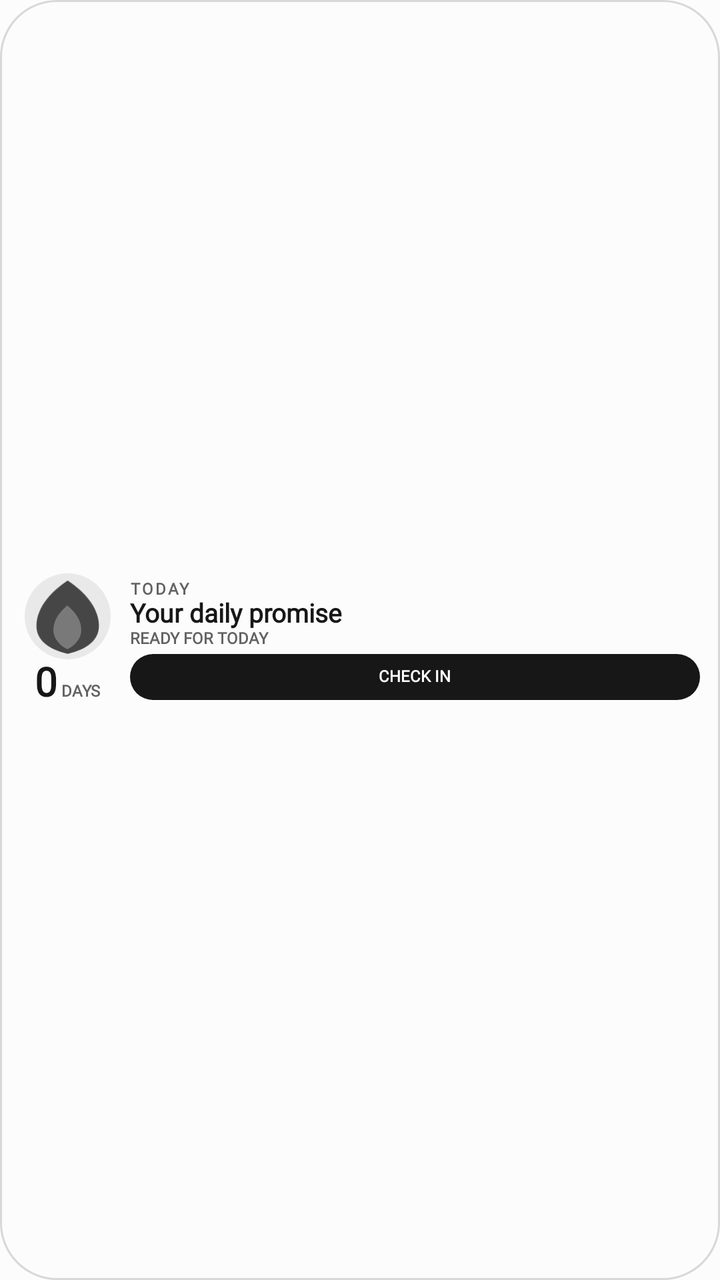
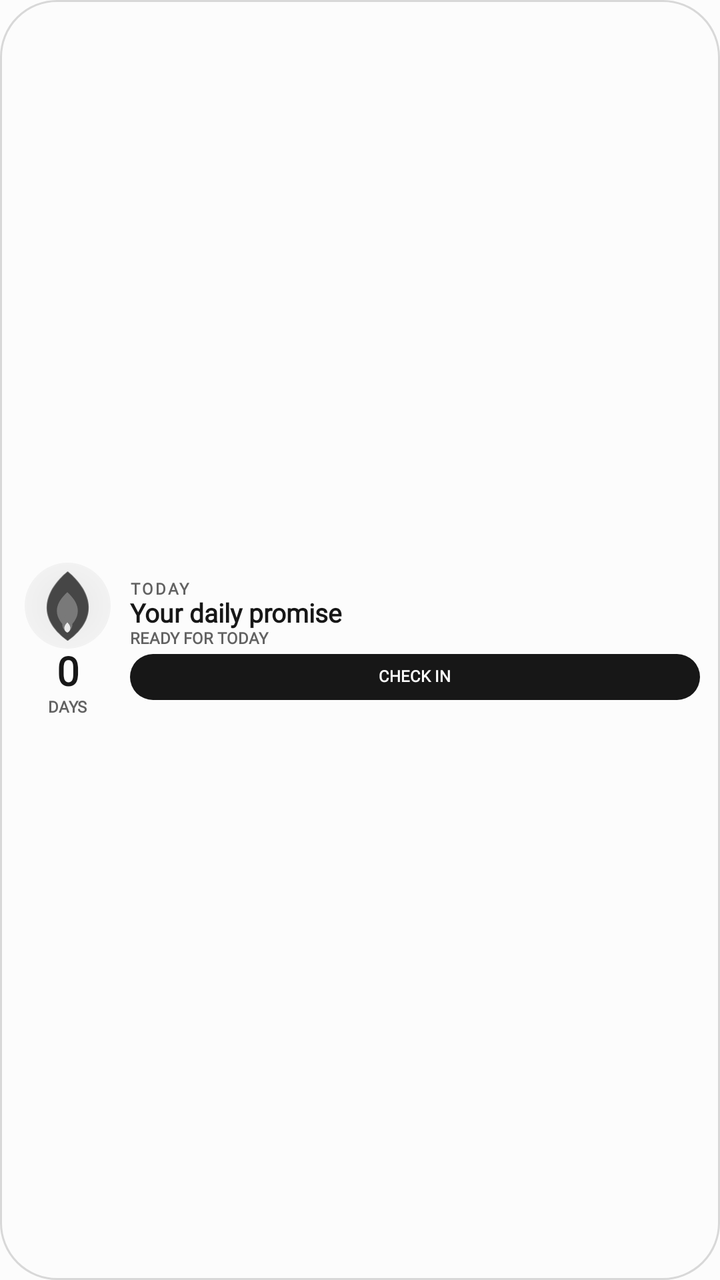

An Android layout rendered at two revisions. The XML below is the earlier revision; the diff shows what the commit changed to produce the second picture.
<!-- AndroidManifest.xml: application theme Theme.StreakWidget -->
<!-- res/layout/widget_layout_compact.xml -->
<?xml version="1.0" encoding="utf-8"?>
<FrameLayout xmlns:android="http://schemas.android.com/apk/res/android"
    android:id="@+id/widget_background"
    android:layout_width="match_parent"
    android:layout_height="match_parent"
    android:background="@drawable/widget_bg_shape"
    android:padding="10dp">

    <LinearLayout android:layout_width="match_parent" android:layout_height="match_parent" android:gravity="center_vertical" android:orientation="horizontal">
        <LinearLayout android:layout_width="48dp" android:layout_height="match_parent" android:gravity="center" android:orientation="vertical">
            <FrameLayout android:layout_width="43dp" android:layout_height="43dp">
                <ImageView android:id="@+id/widget_flame_glow" android:layout_width="43dp" android:layout_height="43dp" android:layout_gravity="center" android:contentDescription="@null" android:src="@drawable/widget_flame_glow" />
                <ImageView android:id="@+id/widget_flame_outer" android:layout_width="39dp" android:layout_height="39dp" android:layout_gravity="center" android:contentDescription="@null" android:src="@drawable/ic_widget_flame_outer" />
                <ImageView android:id="@+id/widget_flame_inner" android:layout_width="24dp" android:layout_height="24dp" android:layout_gravity="center_horizontal|bottom" android:layout_marginBottom="4dp" android:contentDescription="@null" android:src="@drawable/ic_widget_flame_inner" />
            </FrameLayout>
            <LinearLayout android:layout_width="wrap_content" android:layout_height="wrap_content" android:gravity="bottom" android:orientation="horizontal">
                <TextView android:id="@+id/widget_streak_count" style="@style/WidgetText" android:layout_width="wrap_content" android:layout_height="wrap_content" android:includeFontPadding="false" android:text="@string/widget_preview_count" android:textColor="@color/widget_text_primary" android:textSize="20sp" android:textStyle="bold" />
                <TextView android:id="@+id/widget_streak_label" style="@style/WidgetText" android:layout_width="wrap_content" android:layout_height="wrap_content" android:layout_marginStart="2dp" android:includeFontPadding="false" android:text="@string/widget_preview_days" android:textColor="@color/widget_text_muted" android:textSize="8sp" android:textStyle="bold" />
            </LinearLayout>
        </LinearLayout>

        <LinearLayout android:layout_width="0dp" android:layout_height="match_parent" android:layout_marginStart="7dp" android:layout_weight="1" android:gravity="center_vertical" android:orientation="vertical">
            <TextView android:id="@+id/widget_eyebrow" style="@style/WidgetText" android:layout_width="match_parent" android:layout_height="wrap_content" android:includeFontPadding="false" android:letterSpacing="0.12" android:text="@string/widget_preview_today" android:textColor="@color/widget_text_muted" android:textSize="8sp" android:textStyle="bold" />
            <TextView android:id="@+id/widget_habit_name" style="@style/WidgetText" android:layout_width="match_parent" android:layout_height="wrap_content" android:ellipsize="end" android:includeFontPadding="false" android:maxLines="1" android:text="@string/widget_preview_goal" android:textColor="@color/widget_text_primary" android:textSize="13sp" android:textStyle="bold" />
            <TextView android:id="@+id/widget_status" style="@style/WidgetText" android:layout_width="match_parent" android:layout_height="wrap_content" android:ellipsize="end" android:includeFontPadding="false" android:maxLines="1" android:text="@string/widget_preview_status" android:textColor="@color/widget_text_muted" android:textSize="8sp" android:textStyle="bold" />
            <TextView android:id="@+id/widget_task_progress" style="@style/WidgetText" android:layout_width="match_parent" android:layout_height="wrap_content" android:ellipsize="end" android:includeFontPadding="false" android:maxLines="1" android:textColor="@color/widget_text_muted" android:textSize="8sp" android:textStyle="bold" android:visibility="gone" />
            <TextView android:id="@+id/widget_check_in" style="@style/WidgetText" android:layout_width="match_parent" android:layout_height="23dp" android:layout_marginTop="3dp" android:background="@drawable/widget_action_shape" android:gravity="center" android:includeFontPadding="false" android:text="@string/widget_preview_check_in" android:textColor="@color/widget_action_text" android:textSize="8sp" android:textStyle="bold" />
        </LinearLayout>
    </LinearLayout>
</FrameLayout>
<!-- resources referenced by this layout -->
<resources>
  <color name="widget_action_text">#FCFCFC</color>
  <color name="widget_text_muted">#626262</color>
  <color name="widget_text_primary">#171717</color>
  <!-- drawable ic_widget_flame_inner (drawable) -->
  <?xml version="1.0" encoding="utf-8"?>
  <vector xmlns:android="http://schemas.android.com/apk/res/android"
      android:width="100dp"
      android:height="100dp"
      android:viewportWidth="100"
      android:viewportHeight="100">
      <path
          android:fillColor="@color/widget_flame_idle_inner"
          android:pathData="M50,4 C69,20 80,38 79,58 C78,75 65,88 50,96 C35,88 22,75 21,58 C20,38 31,20 50,4 Z" />
  </vector>
  <!-- drawable ic_widget_flame_outer (drawable) -->
  <?xml version="1.0" encoding="utf-8"?>
  <vector xmlns:android="http://schemas.android.com/apk/res/android"
      android:width="100dp"
      android:height="100dp"
      android:viewportWidth="100"
      android:viewportHeight="100">
      <path
          android:fillColor="@color/widget_flame_idle_outer"
          android:pathData="M50,4 C76,21 91,43 90,64 C89,80 76,92 50,98 C24,92 11,80 10,64 C9,43 24,21 50,4 Z" />
  </vector>
  <!-- drawable widget_action_shape (drawable) -->
  <?xml version="1.0" encoding="utf-8"?>
  <shape xmlns:android="http://schemas.android.com/apk/res/android" android:shape="rectangle">
      <solid android:color="@color/widget_action_surface" />
      <corners android:radius="18dp" />
  </shape>
  <!-- drawable widget_bg_shape (drawable) -->
  <?xml version="1.0" encoding="utf-8"?>
  <shape xmlns:android="http://schemas.android.com/apk/res/android" android:shape="rectangle">
      <solid android:color="@color/widget_surface" />
      <corners android:radius="28dp" />
      <stroke
          android:width="1dp"
          android:color="@color/widget_outline" />
  </shape>
  <!-- drawable widget_flame_glow (drawable) -->
  <?xml version="1.0" encoding="utf-8"?>
  <shape xmlns:android="http://schemas.android.com/apk/res/android" android:shape="oval">
      <solid android:color="@color/widget_flame_idle_glow" />
  </shape>
  <string name="widget_preview_check_in">CHECK IN</string>
  <string name="widget_preview_count">0</string>
  <string name="widget_preview_days">DAYS</string>
  <string name="widget_preview_goal">Your daily promise</string>
  <string name="widget_preview_status">READY FOR TODAY</string>
  <string name="widget_preview_today">TODAY</string>
  <style name="WidgetText">
          <item name="android:fontFamily">serif</item>
      </style>
  <style name="Theme.StreakWidget" parent="android:Theme.Material.Light.NoActionBar">
          <item name="android:windowBackground">#FCFCFC</item>
          <item name="android:colorAccent">#151515</item>
          <item name="android:statusBarColor">#FCFCFC</item>
          <item name="android:navigationBarColor">#FCFCFC</item>
          <item name="android:windowLightStatusBar">true</item>
          <item name="android:windowNoTitle">true</item>
      </style>
  <color name="widget_flame_idle_inner">#797979</color>
  <color name="widget_flame_idle_outer">#464646</color>
  <color name="widget_action_surface">#171717</color>
  <color name="widget_surface">#FCFCFC</color>
  <color name="widget_outline">#D8D8D8</color>
  <color name="widget_flame_idle_glow">#14171717</color>
</resources>

<!-- the commit's change to res/layout/widget_layout_compact.xml (unified diff, before → after) -->
@@ -11,11 +11,12 @@
             <FrameLayout android:layout_width="43dp" android:layout_height="43dp">
                 <ImageView android:id="@+id/widget_flame_glow" android:layout_width="43dp" android:layout_height="43dp" android:layout_gravity="center" android:contentDescription="@null" android:src="@drawable/widget_flame_glow" />
                 <ImageView android:id="@+id/widget_flame_outer" android:layout_width="39dp" android:layout_height="39dp" android:layout_gravity="center" android:contentDescription="@null" android:src="@drawable/ic_widget_flame_outer" />
+                <ImageView android:id="@+id/widget_flame_mid" android:layout_width="30dp" android:layout_height="30dp" android:layout_gravity="center" android:contentDescription="@null" android:src="@drawable/ic_widget_flame_mid" />
                 <ImageView android:id="@+id/widget_flame_inner" android:layout_width="24dp" android:layout_height="24dp" android:layout_gravity="center_horizontal|bottom" android:layout_marginBottom="4dp" android:contentDescription="@null" android:src="@drawable/ic_widget_flame_inner" />
             </FrameLayout>
-            <LinearLayout android:layout_width="wrap_content" android:layout_height="wrap_content" android:gravity="bottom" android:orientation="horizontal">
-                <TextView android:id="@+id/widget_streak_count" style="@style/WidgetText" android:layout_width="wrap_content" android:layout_height="wrap_content" android:includeFontPadding="false" android:text="@string/widget_preview_count" android:textColor="@color/widget_text_primary" android:textSize="20sp" android:textStyle="bold" />
-                <TextView android:id="@+id/widget_streak_label" style="@style/WidgetText" android:layout_width="wrap_content" android:layout_height="wrap_content" android:layout_marginStart="2dp" android:includeFontPadding="false" android:text="@string/widget_preview_days" android:textColor="@color/widget_text_muted" android:textSize="8sp" android:textStyle="bold" />
+            <LinearLayout android:layout_width="48dp" android:layout_height="wrap_content" android:gravity="center" android:orientation="vertical">
+                <TextView android:id="@+id/widget_streak_count" style="@style/WidgetText" android:layout_width="40dp" android:layout_height="wrap_content" android:gravity="center" android:includeFontPadding="false" android:autoSizeTextType="uniform" android:autoSizeMinTextSize="12sp" android:autoSizeMaxTextSize="20sp" android:autoSizeStepGranularity="1sp" android:text="@string/widget_preview_count" android:textColor="@color/widget_text_primary" android:textSize="20sp" android:textStyle="bold" />
+                <TextView android:id="@+id/widget_streak_label" style="@style/WidgetText" android:layout_width="wrap_content" android:layout_height="wrap_content" android:layout_marginTop="1dp" android:includeFontPadding="false" android:text="@string/widget_preview_days" android:textColor="@color/widget_text_muted" android:textSize="8sp" android:textStyle="bold" />
             </LinearLayout>
         </LinearLayout>
 
<!-- resource entries referenced after the edit -->
@@ -10,9 +10,26 @@
       android:height="100dp"
       android:viewportWidth="100"
       android:viewportHeight="100">
+      
       <path
           android:fillColor="@color/widget_flame_idle_inner"
-          android:pathData="M50,4 C69,20 80,38 79,58 C78,75 65,88 50,96 C35,88 22,75 21,58 C20,38 31,20 50,4 Z" />
+          android:pathData="M50,44 C62,57 66,72 50,84 C34,72 38,57 50,44 Z" />
+      <path
+          android:fillColor="#FFFFFF"
+          android:pathData="M50,62 C55,67 57,71 56,76 C55,80 53,82 50,83 C47,82 45,80 44,76 C43,71 45,67 50,62 Z"
+          android:fillAlpha="0.85" />
+  </vector>
+  <!-- drawable ic_widget_flame_mid (drawable) -->
+  <?xml version="1.0" encoding="utf-8"?>
+  <vector xmlns:android="http://schemas.android.com/apk/res/android"
+      android:width="100dp"
+      android:height="100dp"
+      android:viewportWidth="100"
+      android:viewportHeight="100">
+      
+      <path
+          android:fillColor="@color/widget_flame_idle_inner"
+          android:pathData="M50,28 C68,44 78,66 50,89 C22,66 32,44 50,28 Z" />
   </vector>
   <!-- drawable ic_widget_flame_outer (drawable) -->
   <?xml version="1.0" encoding="utf-8"?>
@@ -21,9 +38,10 @@
       android:height="100dp"
       android:viewportWidth="100"
       android:viewportHeight="100">
+      
       <path
           android:fillColor="@color/widget_flame_idle_outer"
-          android:pathData="M50,4 C76,21 91,43 90,64 C89,80 76,92 50,98 C24,92 11,80 10,64 C9,43 24,21 50,4 Z" />
+          android:pathData="M50,6 C79,30 92,65 50,95 C8,65 21,30 50,6 Z" />
   </vector>
   <!-- drawable widget_action_shape (drawable) -->
   <?xml version="1.0" encoding="utf-8"?>
@@ -43,7 +61,13 @@
   <!-- drawable widget_flame_glow (drawable) -->
   <?xml version="1.0" encoding="utf-8"?>
   <shape xmlns:android="http://schemas.android.com/apk/res/android" android:shape="oval">
-      <solid android:color="@color/widget_flame_idle_glow" />
+      <gradient
+          android:centerX="0.5"
+          android:centerY="0.5"
+          android:endColor="@android:color/transparent"
+          android:gradientRadius="48dp"
+          android:startColor="@color/widget_flame_idle_glow"
+          android:type="radial" />
   </shape>
   <string name="widget_preview_check_in">CHECK IN</string>
   <string name="widget_preview_count">0</string>
